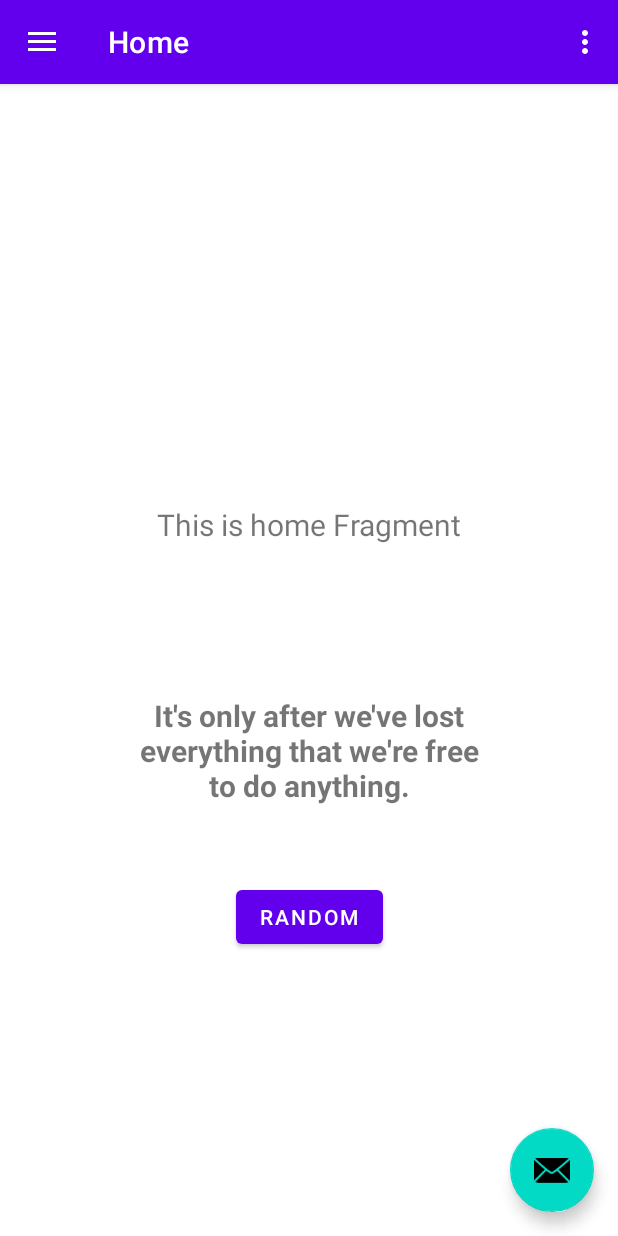
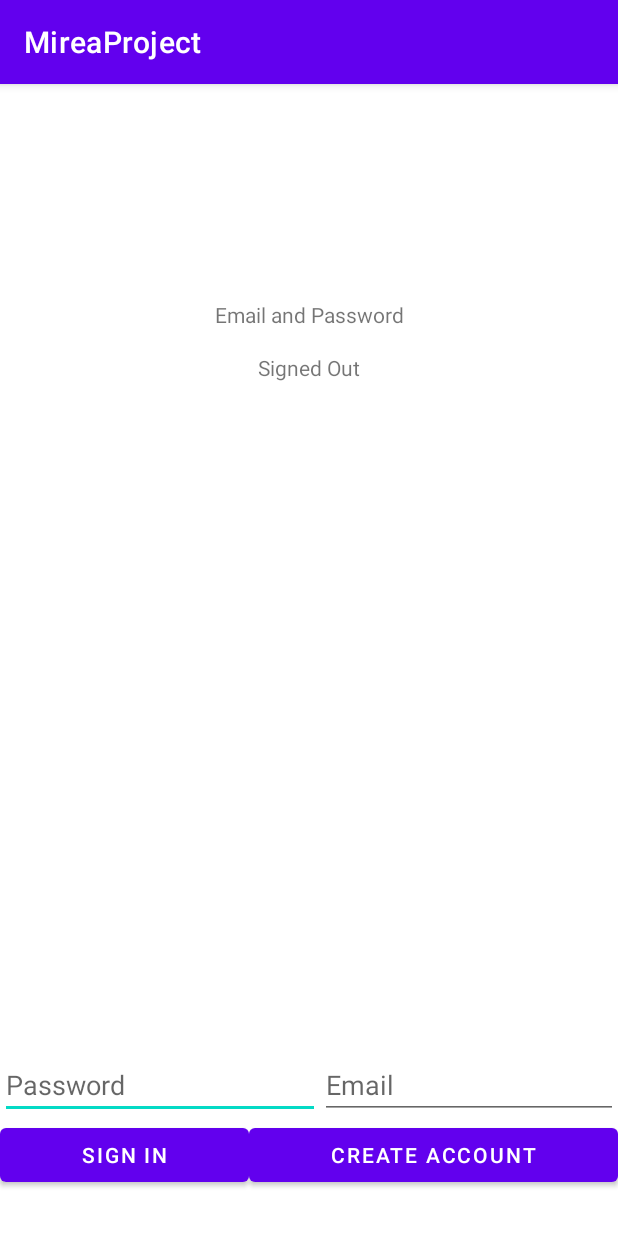
Before and after one commit to shumSe/MireaProject, an Android app: the screen it shows after launch (MainActivity before the commit, LoginActivity after it), on a phone screen of 412 x 824 dp. Run offline under Robolectric (Android 15) with nearby library versions, the phone set to English and light mode, and no system bars; our stand-ins replace Firebase (no records; nobody signed in at launch, a user with empty details on screens opened directly).

Commit message:
Firebase Auth

```diff
--- a/app/build.gradle
+++ b/app/build.gradle
@@ -1,6 +1,7 @@
 plugins {
     id 'com.android.application'
     id 'org.jetbrains.kotlin.android'
+    id 'com.google.gms.google-services'
 }
 
 android {
@@ -51,6 +52,7 @@ dependencies {
 
     // Datafaker
     implementation 'net.datafaker:datafaker:1.9.0'
+    implementation 'com.google.firebase:firebase-auth-ktx:22.0.0'
 
     testImplementation 'junit:junit:4.13.2'
     androidTestImplementation 'androidx.test.ext:junit:1.1.5'
--- /dev/null
+++ b/app/src/main/res/layout/activity_login.xml
@@ -0,0 +1,120 @@
+<?xml version="1.0" encoding="utf-8"?>
+<androidx.constraintlayout.widget.ConstraintLayout xmlns:android="http://schemas.android.com/apk/res/android"
+    xmlns:app="http://schemas.android.com/apk/res-auto"
+    xmlns:tools="http://schemas.android.com/tools"
+    android:layout_width="match_parent"
+    android:layout_height="match_parent"
+    tools:context=".LoginActivity">
+
+    <TextView
+        android:id="@+id/textView"
+        android:layout_width="wrap_content"
+        android:layout_height="wrap_content"
+        android:layout_marginTop="144dp"
+        android:text="@string/emailpassword_title_text"
+        app:layout_constraintEnd_toEndOf="parent"
+        app:layout_constraintStart_toStartOf="parent"
+        app:layout_constraintTop_toTopOf="parent" />
+
+    <TextView
+        android:id="@+id/statusTextView"
+        android:layout_width="wrap_content"
+        android:layout_height="wrap_content"
+        android:layout_marginTop="16dp"
+        app:layout_constraintEnd_toEndOf="parent"
+        app:layout_constraintStart_toStartOf="parent"
+        app:layout_constraintTop_toBottomOf="@+id/textView"
+        tools:text="@string/signed_out" />
+
+    <TextView
+        android:id="@+id/detailTextView"
+        android:layout_width="wrap_content"
+        android:layout_height="wrap_content"
+        android:layout_marginTop="16dp"
+        app:layout_constraintEnd_toEndOf="parent"
+        app:layout_constraintStart_toStartOf="parent"
+        app:layout_constraintTop_toBottomOf="@+id/statusTextView"
+        tools:text="Details...." />
+
+    <LinearLayout
+        android:id="@+id/emailPasswordFields"
+        android:layout_width="match_parent"
+        android:layout_height="wrap_content"
+        android:orientation="horizontal"
+        app:layout_constraintBottom_toTopOf="@+id/frameLayout"
+        app:layout_constraintEnd_toEndOf="parent"
+        app:layout_constraintStart_toStartOf="parent">
+
+        <EditText
+            android:id="@+id/etvPassword"
+            android:layout_width="wrap_content"
+            android:layout_height="wrap_content"
+            android:ems="10"
+            android:inputType="textPersonName"
+            android:hint="Password"
+            />
+
+        <EditText
+            android:id="@+id/etvEmail"
+            android:layout_width="wrap_content"
+            android:layout_height="wrap_content"
+            android:ems="10"
+            android:inputType="textPersonName"
+            android:hint="Email" />
+
+    </LinearLayout>
+
+    <FrameLayout
+        android:id="@+id/frameLayout"
+        android:layout_width="match_parent"
+        android:layout_height="wrap_content"
+        app:layout_constraintBottom_toBottomOf="parent"
+        app:layout_constraintEnd_toEndOf="parent"
+        app:layout_constraintStart_toStartOf="parent">
+
+        <LinearLayout
+            android:id="@+id/emailPasswordButtons"
+            android:layout_width="match_parent"
+            android:layout_height="wrap_content"
+            android:layout_marginBottom="30dp"
+            android:orientation="horizontal">
+
+            <Button
+                android:id="@+id/btnSignIn"
+                android:layout_width="wrap_content"
+                android:layout_height="wrap_content"
+                android:layout_weight="1"
+                android:text="@string/sign_in" />
+
+            <Button
+                android:id="@+id/btnCreateAccount"
+                android:layout_width="wrap_content"
+                android:layout_height="wrap_content"
+                android:layout_weight="1"
+                android:text="@string/create_account" />
+        </LinearLayout>
+
+        <LinearLayout
+            android:id="@+id/signedInButtons"
+            android:layout_width="match_parent"
+            android:layout_height="wrap_content"
+            android:orientation="horizontal"
+            android:layout_marginBottom="30dp"
+            android:visibility="gone">
+
+            <Button
+                android:id="@+id/btnSignOut"
+                android:layout_width="wrap_content"
+                android:layout_height="wrap_content"
+                android:layout_weight="1"
+                android:text="@string/sign_out" />
+
+            <Button
+                android:id="@+id/verifyEmailButton"
+                android:layout_width="wrap_content"
+                android:layout_height="wrap_content"
+                android:layout_weight="1"
+                android:text="@string/verify_email" />
+        </LinearLayout>
+    </FrameLayout>
+</androidx.constraintlayout.widget.ConstraintLayout>
--- a/app/src/main/res/values/strings.xml
+++ b/app/src/main/res/values/strings.xml
@@ -17,4 +17,20 @@
     <string name="learn_to_build_android_apps">Научитесь создавать Android приложения</string>
     <string name="android_development">Android Разработка</string>
     <string name="android_development_title">Android Разработка</string>
+
+    <string name="label_emailpassword">Email/Password Authentication</string>
+    <string name="desc_emailpassword">Use an email and password to authenticate with Firebase.</string>
+    <string name="hint_user_id">User ID</string>
+    <string name="sign_in">Sign In</string>
+    <string name="create_account">Create Account</string>
+    <string name="sign_out">Sign Out</string>
+    <string name="verify_email">Verify Email</string>
+    <string name="signed_in">Signed In</string>
+    <string name="signed_out">Signed Out</string>
+    <string name="auth_failed">Authentication failed</string>
+    <string name="firebase_status_fmt">Firebase UID: %s</string>
+    <string name="firebase_user_management">Firebase User Management</string>
+    <string name="emailpassword_status_fmt">Email User: %1$s (verified:%2$b)</string>
+    <string name="emailpassword_title_text">Email and Password</string>
+    <string name="error_sign_in_failed">Sign in failed, see logs for details.</string>
 </resources>
--- a/build.gradle
+++ b/build.gradle
@@ -1,4 +1,8 @@
-// Top-level build file where you can add configuration options common to all sub-projects/modules.
+buildscript {
+    dependencies {
+        classpath 'com.google.gms:google-services:4.3.15'
+    }
+}// Top-level build file where you can add configuration options common to all sub-projects/modules.
 plugins {
     id 'com.android.application' version '7.4.2' apply false
     id 'com.android.library' version '7.4.2' apply false
```
Also changed, not shown: app/src/main/AndroidManifest.xml (+11 -5 lines), app/src/main/java/ru/mirea/shumikhin/mireaproject/LoginActivity.kt (added, +171 -0 lines).
